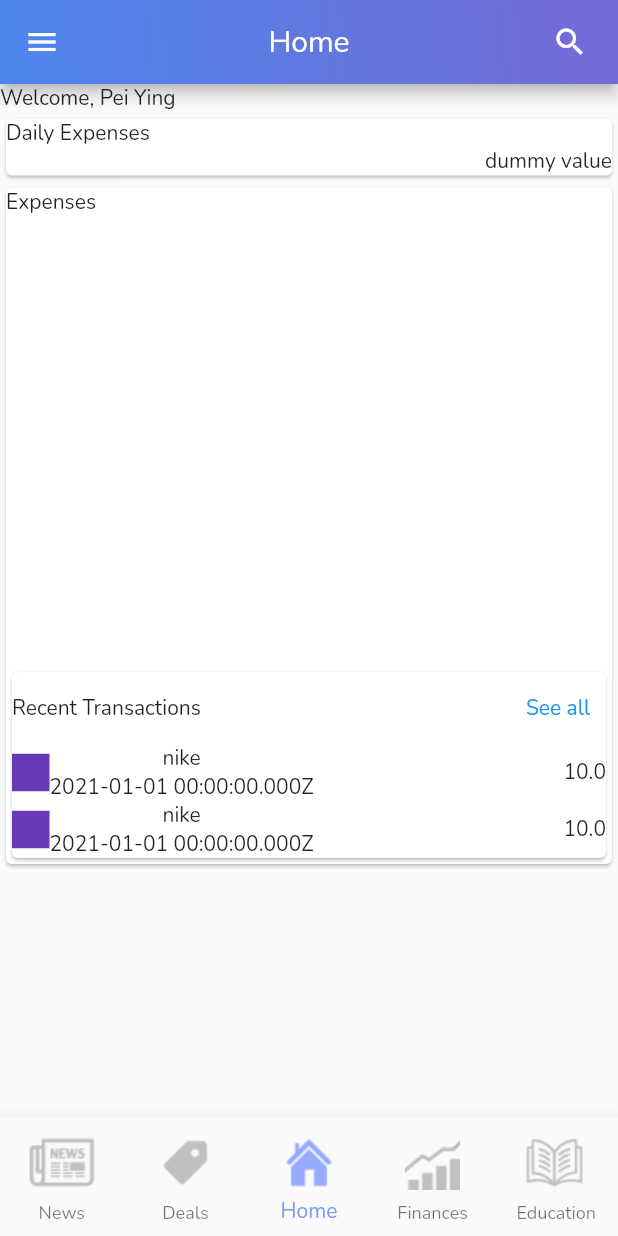
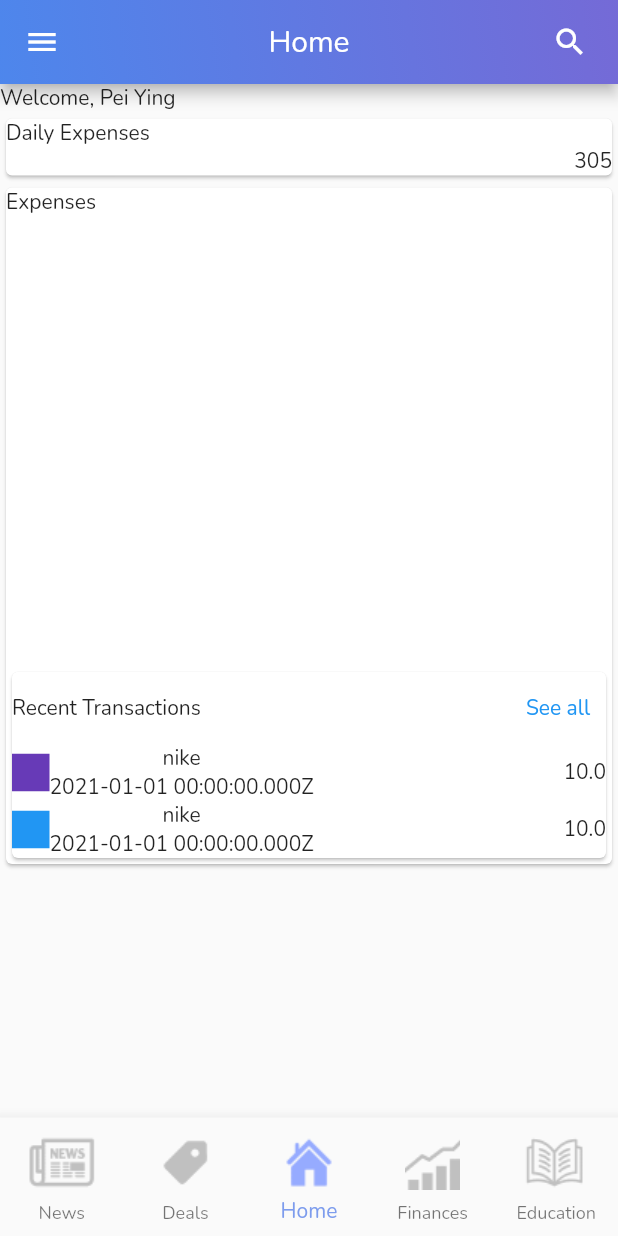
Before and after one commit to usmansiddiqui98/Fintech-Folio-NUS-Fintech-Soc, a Flutter app: the SummaryScreen screen opened by its route, on a phone screen of 412 x 824 dp. Run offline on Flutter 3.47's test engine with Material 2 defaults, Android fonts, the light colour scheme and no system bars; our stand-ins replace firebase_core, firebase_database, syncfusion_flutter_charts; accounts and stored records are empty.

Commit message:
Minor  edits

```diff
--- a/lib/screens/summary_screen.dart
+++ b/lib/screens/summary_screen.dart
@@ -104,7 +104,7 @@ class _SummaryScreenState extends State<SummaryScreen> {
                     ),
                     Align(
                       alignment: Alignment.bottomRight,
-                      child: Text('dummy value'),
+                      child: Text('305'),
                     ),
                   ],
                 ),
@@ -174,12 +174,12 @@ class _SummaryScreenState extends State<SummaryScreen> {
                               "nike",
                               new DateTime.utc(2021, DateTime.january, 1),
                               Colors.deepPurple,
-                              10.0),
+                              10.00),
                           transaction(
                               "nike",
                               new DateTime.utc(2021, DateTime.january, 1),
-                              Colors.deepPurple,
-                              10.0),
+                              Colors.blue,
+                              10.00),
                         ],
                       ),
                     ),
```
